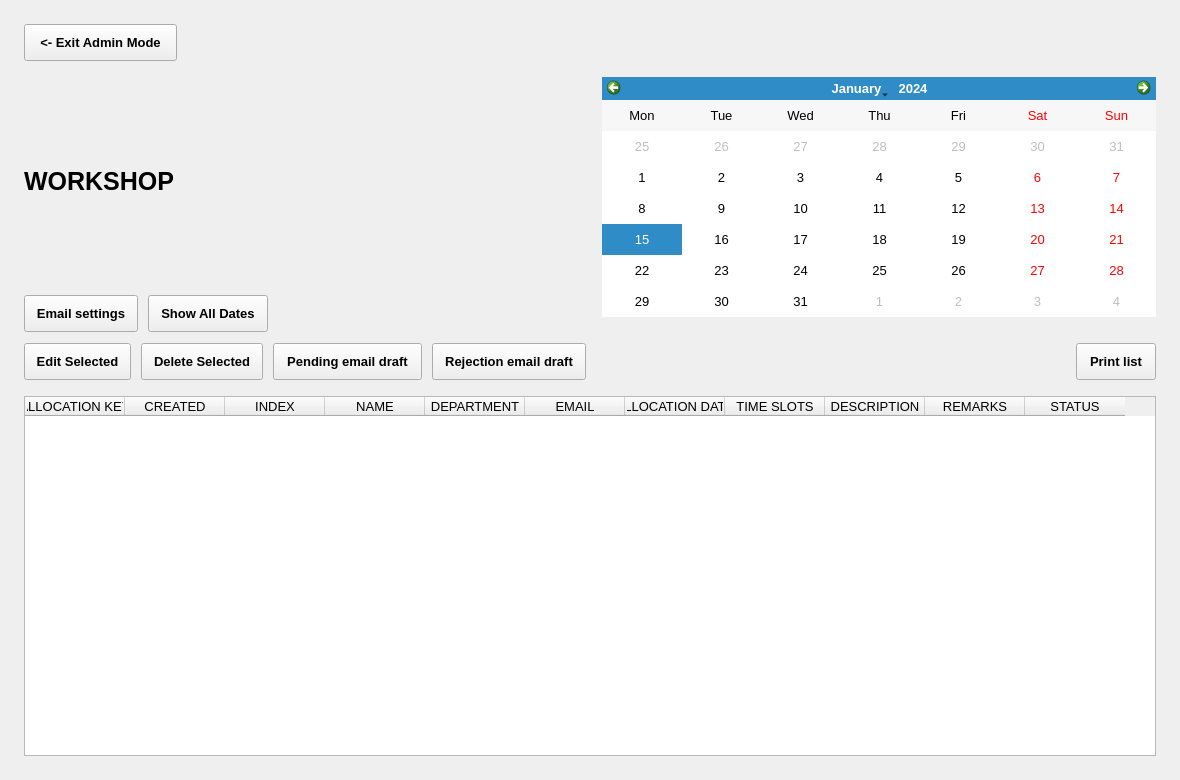
PPAS-Rashmika/SYNCLAB-Centralized-Workshop-Laboratory-Allocation-Platform, file ui/forms/page4.ui: the form before one commit.
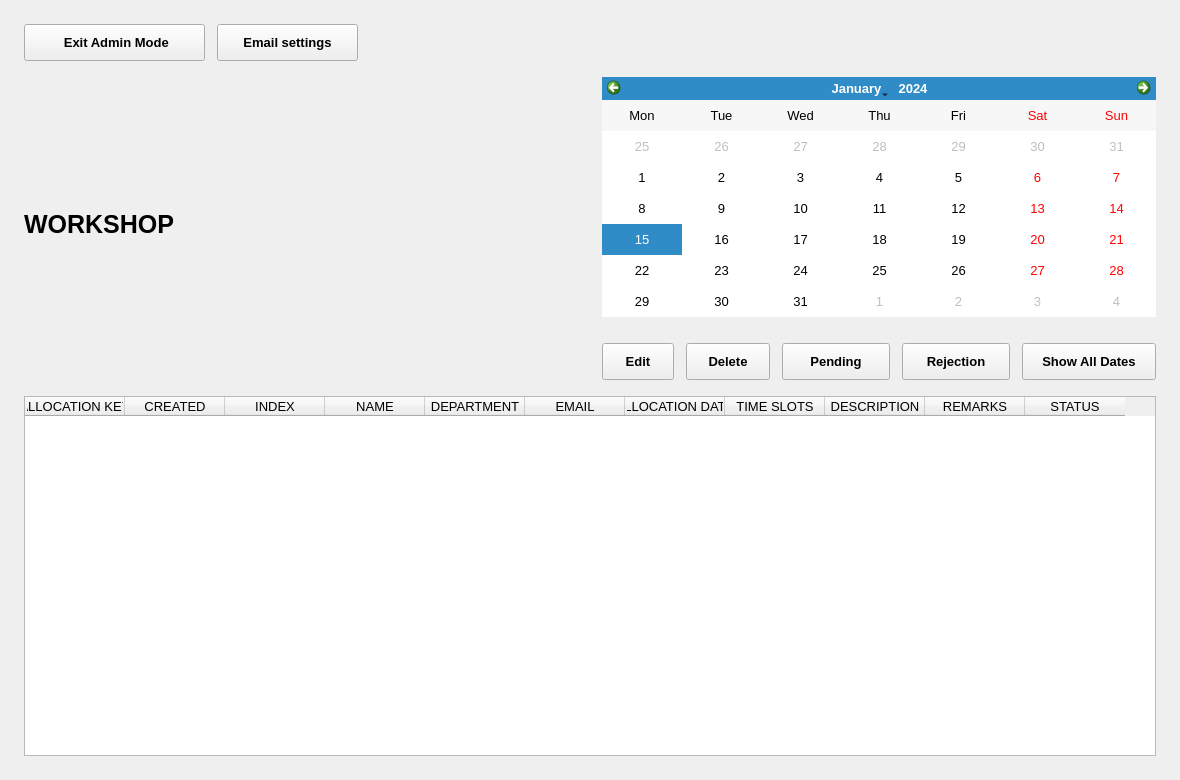
The form after the commit. Custom widgets are drawn as their Qt base class.

Commit message: change UI and remove print button

The edit to the form file:
```diff
--- a/ui/forms/page4.ui
+++ b/ui/forms/page4.ui
@@ -32,16 +32,23 @@
     <rect>
      <x>24</x>
      <y>24</y>
-     <width>153</width>
+     <width>181</width>
      <height>37</height>
     </rect>
    </property>
-   <property name="text">
-    <string>&lt;- Exit Admin Mode</string>
+   <property name="font">
+    <font>
+     <family>Segoe UI</family>
+     <pointsize>10</pointsize>
+     <bold>true</bold>
+    </font>
    </property>
    <property name="cursor">
     <cursorShape>PointingHandCursor</cursorShape>
    </property>
+   <property name="text">
+    <string> Exit Admin Mode</string>
+   </property>
   </widget>
   <widget class="QLabel" name="adminImgLabel">
    <property name="font">
@@ -54,9 +61,9 @@
    <property name="geometry">
     <rect>
      <x>24</x>
-     <y>77</y>
+     <y>89</y>
      <width>200</width>
-     <height>80</height>
+     <height>111</height>
     </rect>
    </property>
    <property name="textFormat">
@@ -77,7 +84,7 @@
    <property name="geometry">
     <rect>
      <x>24</x>
-     <y>167</y>
+     <y>210</y>
      <width>554</width>
      <height>66</height>
     </rect>
@@ -106,7 +113,7 @@
    <property name="geometry">
     <rect>
      <x>24</x>
-     <y>242</y>
+     <y>270</y>
      <width>554</width>
      <height>40</height>
     </rect>
@@ -122,6 +129,14 @@
    </property>
   </widget>
   <widget class="QPushButton" name="adminSettingsBtn">
+   <property name="geometry">
+    <rect>
+     <x>217</x>
+     <y>24</y>
+     <width>141</width>
+     <height>37</height>
+    </rect>
+   </property>
    <property name="font">
     <font>
      <family>Segoe UI</family>
@@ -129,13 +144,8 @@
      <bold>true</bold>
     </font>
    </property>
-   <property name="geometry">
-    <rect>
-     <x>24</x>
-     <y>295</y>
-     <width>114</width>
-     <height>37</height>
-    </rect>
+   <property name="cursor">
+    <cursorShape>PointingHandCursor</cursorShape>
    </property>
    <property name="text">
     <string>Email settings</string>
@@ -145,6 +155,14 @@
    </property>
   </widget>
   <widget class="QPushButton" name="adminShowAllBtn">
+   <property name="geometry">
+    <rect>
+     <x>1022</x>
+     <y>343</y>
+     <width>134</width>
+     <height>37</height>
+    </rect>
+   </property>
    <property name="font">
     <font>
      <family>Segoe UI</family>
@@ -152,13 +170,8 @@
      <bold>true</bold>
     </font>
    </property>
-   <property name="geometry">
-    <rect>
-     <x>148</x>
-     <y>295</y>
-     <width>120</width>
-     <height>37</height>
-    </rect>
+   <property name="cursor">
+    <cursorShape>PointingHandCursor</cursorShape>
    </property>
    <property name="text">
     <string>Show All Dates</string>
@@ -205,6 +218,14 @@
    </widget>
   </widget>
   <widget class="QPushButton" name="adminEditBtn">
+   <property name="geometry">
+    <rect>
+     <x>602</x>
+     <y>343</y>
+     <width>72</width>
+     <height>37</height>
+    </rect>
+   </property>
    <property name="font">
     <font>
      <family>Segoe UI</family>
@@ -212,22 +233,22 @@
      <bold>true</bold>
     </font>
    </property>
-   <property name="geometry">
-    <rect>
-     <x>24</x>
-     <y>343</y>
-     <width>107</width>
-     <height>37</height>
-    </rect>
-   </property>
-   <property name="text">
-    <string>Edit Selected</string>
-   </property>
    <property name="cursor">
     <cursorShape>PointingHandCursor</cursorShape>
    </property>
+   <property name="text">
+    <string>Edit</string>
+   </property>
   </widget>
   <widget class="QPushButton" name="adminDelBtn">
+   <property name="geometry">
+    <rect>
+     <x>686</x>
+     <y>343</y>
+     <width>84</width>
+     <height>37</height>
+    </rect>
+   </property>
    <property name="font">
     <font>
      <family>Segoe UI</family>
@@ -235,22 +256,22 @@
      <bold>true</bold>
     </font>
    </property>
-   <property name="geometry">
-    <rect>
-     <x>141</x>
-     <y>343</y>
-     <width>122</width>
-     <height>37</height>
-    </rect>
-   </property>
-   <property name="text">
-    <string>Delete Selected</string>
-   </property>
    <property name="cursor">
     <cursorShape>PointingHandCursor</cursorShape>
    </property>
+   <property name="text">
+    <string>Delete</string>
+   </property>
   </widget>
   <widget class="QPushButton" name="pendingEmailBtn">
+   <property name="geometry">
+    <rect>
+     <x>782</x>
+     <y>343</y>
+     <width>108</width>
+     <height>37</height>
+    </rect>
+   </property>
    <property name="font">
     <font>
      <family>Segoe UI</family>
@@ -258,22 +279,22 @@
      <bold>true</bold>
     </font>
    </property>
-   <property name="geometry">
-    <rect>
-     <x>273</x>
-     <y>343</y>
-     <width>149</width>
-     <height>37</height>
-    </rect>
-   </property>
-   <property name="text">
-    <string>Pending email draft</string>
-   </property>
    <property name="cursor">
     <cursorShape>PointingHandCursor</cursorShape>
    </property>
+   <property name="text">
+    <string>Pending</string>
+   </property>
   </widget>
   <widget class="QPushButton" name="rejectEmailBtn">
+   <property name="geometry">
+    <rect>
+     <x>902</x>
+     <y>343</y>
+     <width>108</width>
+     <height>37</height>
+    </rect>
+   </property>
    <property name="font">
     <font>
      <family>Segoe UI</family>
@@ -281,20 +302,12 @@
      <bold>true</bold>
     </font>
    </property>
-   <property name="geometry">
-    <rect>
-     <x>432</x>
-     <y>343</y>
-     <width>154</width>
-     <height>37</height>
-    </rect>
-   </property>
-   <property name="text">
-    <string>Rejection email draft</string>
-   </property>
    <property name="cursor">
     <cursorShape>PointingHandCursor</cursorShape>
    </property>
+   <property name="text">
+    <string>Rejection</string>
+   </property>
   </widget>
   <widget class="QTableWidget" name="mainTable">
    <property name="font">
@@ -392,29 +405,6 @@
     </property>
    </column>
   </widget>
-  <widget class="QPushButton" name="printRecordsBtn">
-   <property name="cursor">
-    <cursorShape>PointingHandCursor</cursorShape>
-   </property>
-   <property name="text">
-    <string>Print list</string>
-   </property>
-   <property name="font">
-    <font>
-     <family>Segoe UI</family>
-     <pointsize>10</pointsize>
-     <bold>true</bold>
-    </font>
-   </property>
-   <property name="geometry">
-    <rect>
-     <x>1076</x>
-     <y>343</y>
-     <width>80</width>
-     <height>37</height>
-    </rect>
-   </property>
-  </widget>
  </widget>
  <customwidgets>
   <customwidget>
```
Left out of the diff: 179 changed lines with no effect on the pictures. The commit also changes 8 other files.
